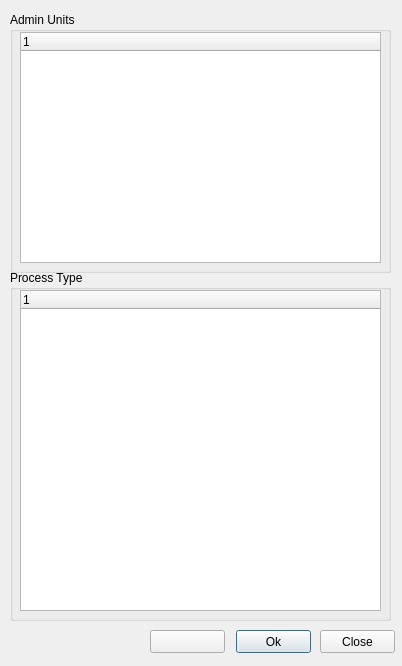
Above: view/PlanLayerFilterDialog.ui from teamlm2/lm2_mgis before the change. Below: the same form after it.
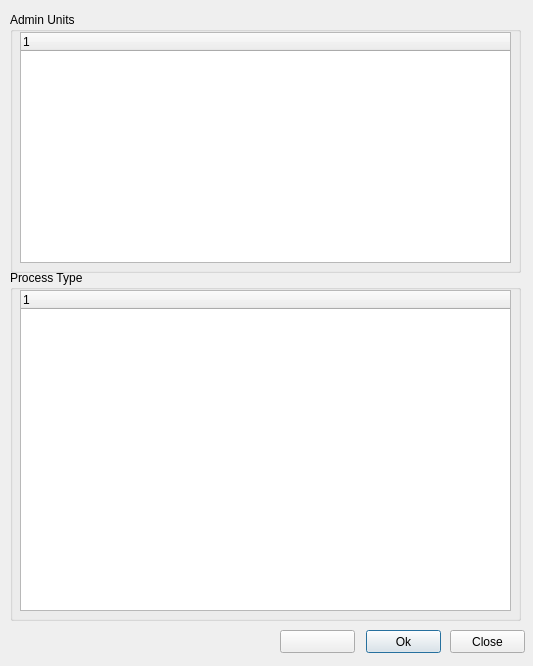
That is the form after the change. Icons and pictures are not drawn.

Patch:
```diff
--- a/view/PlanLayerFilterDialog.ui
+++ b/view/PlanLayerFilterDialog.ui
@@ -6,7 +6,7 @@
    <rect>
     <x>0</x>
     <y>0</y>
-    <width>402</width>
+    <width>533</width>
     <height>666</height>
    </rect>
   </property>
@@ -18,7 +18,7 @@
     <rect>
      <x>10</x>
      <y>12</y>
-     <width>381</width>
+     <width>511</width>
      <height>261</height>
     </rect>
    </property>
@@ -30,10 +30,15 @@
      <rect>
       <x>10</x>
       <y>20</y>
-      <width>361</width>
+      <width>491</width>
       <height>231</height>
      </rect>
     </property>
+    <column>
+     <property name="text">
+      <string notr="true">1</string>
+     </property>
+    </column>
    </widget>
   </widget>
   <widget class="QGroupBox" name="groupBox_2">
@@ -41,7 +46,7 @@
     <rect>
      <x>10</x>
      <y>270</y>
-     <width>381</width>
+     <width>511</width>
      <height>351</height>
     </rect>
    </property>
@@ -53,16 +58,21 @@
      <rect>
       <x>10</x>
       <y>20</y>
-      <width>361</width>
+      <width>491</width>
       <height>321</height>
      </rect>
     </property>
+    <column>
+     <property name="text">
+      <string notr="true">1</string>
+     </property>
+    </column>
    </widget>
   </widget>
   <widget class="QPushButton" name="pushButton">
    <property name="geometry">
     <rect>
-     <x>236</x>
+     <x>366</x>
      <y>630</y>
      <width>75</width>
      <height>23</height>
@@ -75,7 +85,7 @@
   <widget class="QPushButton" name="close_button">
    <property name="geometry">
     <rect>
-     <x>320</x>
+     <x>450</x>
      <y>630</y>
      <width>75</width>
      <height>23</height>
@@ -88,7 +98,7 @@
   <widget class="QPushButton" name="help_button">
    <property name="geometry">
     <rect>
-     <x>150</x>
+     <x>280</x>
      <y>630</y>
      <width>75</width>
      <height>23</height>
```
